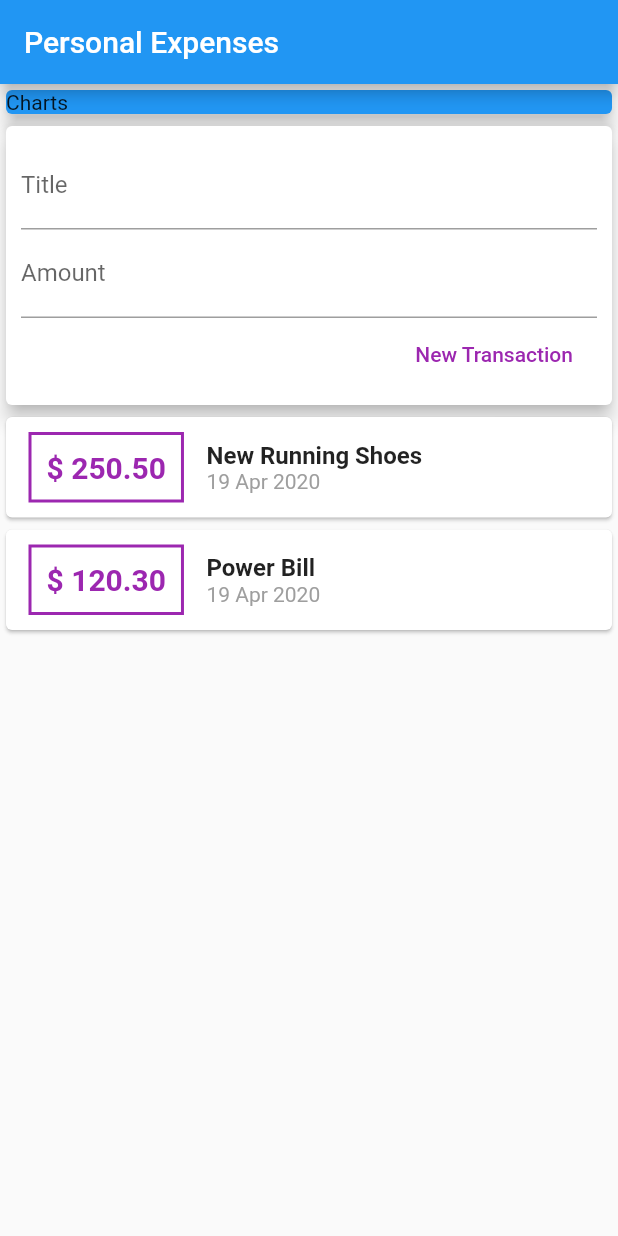
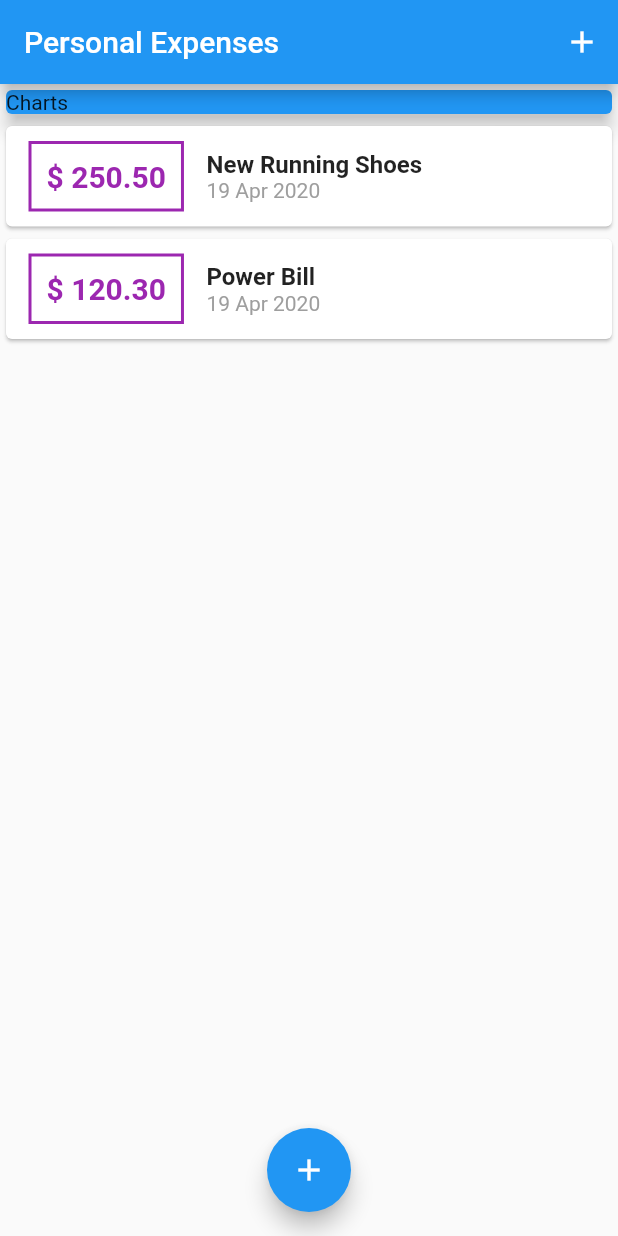
Before and after one commit to guilhermeblima/flutter_expenses, a Flutter app: the screen it shows after launch, on a phone screen of 412 x 824 dp. Run offline on Flutter 3.47's test engine with Material 2 defaults, Android fonts, the phone set to English and light mode, and no system bars.

Commit message:
Removed Transaction User

```diff
--- a/lib/components/transaction_user.dart
+++ /dev/null
@@ -1,50 +0,0 @@
-import 'dart:math';
-
-import 'package:flutter/material.dart';
-import 'transaction_list.dart';
-import 'transaction_form.dart';
-import '../models/transaction.dart';
-
-class TransactionUser extends StatefulWidget {
-  @override
-  _TransactionUserState createState() => _TransactionUserState();
-}
-
-class _TransactionUserState extends State<TransactionUser> {
-  final _transactions = [
-    Transaction(
-        id: "t1",
-        title: "New Running Shoes",
-        amount: 250.50,
-        date: DateTime.now()),
-    Transaction(
-      id: "t2",
-      title: "Power Bill",
-      amount: 120.30,
-      date: DateTime.now(),
-    ),
-  ];
-
-  _addTransaction(String title, double amount) {
-    final newTransaction = Transaction(
-      id: Random().nextDouble().toString(),
-      title: title,
-      amount: amount,
-      date: DateTime.now(),
-    );
-
-    setState(() {
-      _transactions.add(newTransaction);
-    });
-  }
-
-  @override
-  Widget build(BuildContext context) {
-    return Column(
-      children: <Widget>[
-        TransactionForm(_addTransaction),
-        TransactionList(_transactions),
-      ],
-    );
-  }
-}
--- a/lib/main.dart
+++ b/lib/main.dart
@@ -1,6 +1,8 @@
 import 'package:flutter/material.dart';
-import 'package:flutter_expenses/components/transaction_user.dart';
-import 'package:flutter_expenses/models/transaction.dart';
+import 'dart:math';
+import './components/transaction_list.dart';
+import './components/transaction_form.dart';
+import './models/transaction.dart';
 
 main() => runApp(ExpensesApp());
 
@@ -11,12 +13,60 @@ class ExpensesApp extends StatelessWidget {
   }
 }
 
-class MyHomePage extends StatelessWidget {
+class MyHomePage extends StatefulWidget {
+  @override
+  _MyHomePageState createState() => _MyHomePageState();
+}
+
+class _MyHomePageState extends State<MyHomePage> {
+  final _transactions = [
+    Transaction(
+        id: "t1",
+        title: "New Running Shoes",
+        amount: 250.50,
+        date: DateTime.now()),
+    Transaction(
+      id: "t2",
+      title: "Power Bill",
+      amount: 120.30,
+      date: DateTime.now(),
+    ),
+  ];
+
+  _addTransaction(String title, double amount) {
+    final newTransaction = Transaction(
+      id: Random().nextDouble().toString(),
+      title: title,
+      amount: amount,
+      date: DateTime.now(),
+    );
+
+    setState(() {
+      _transactions.add(newTransaction);
+    });
+
+    Navigator.of(context).pop();
+  }
+
+  _openTransactionFormModal(BuildContext context) {
+    showModalBottomSheet(
+        context: context,
+        builder: (_) {
+          return TransactionForm(_addTransaction);
+        });
+  }
+
   @override
   Widget build(BuildContext context) {
     return Scaffold(
       appBar: AppBar(
         title: Text("Personal Expenses"),
+        actions: <Widget>[
+          IconButton(
+            icon: Icon(Icons.add),
+            onPressed: () => _openTransactionFormModal(context),
+          ),
+        ],
       ),
       body: SingleChildScrollView(
         child: Column(
@@ -29,9 +79,15 @@ class MyHomePage extends StatelessWidget {
                 color: Colors.blue,
               ),
             ),
-              TransactionUser(),
+            TransactionList(_transactions),
           ],
         ),
-        ));
+      ),
+      floatingActionButton: FloatingActionButton(
+        child: Icon(Icons.add),
+        onPressed: () => _openTransactionFormModal(context),
+      ),
+      floatingActionButtonLocation: FloatingActionButtonLocation.centerFloat,
+    );
   }
 }
```
Also changed, not shown: lib/components/transaction_form.dart (+25 -6 lines). Lines whose indentation alone changed are shown as unchanged.
